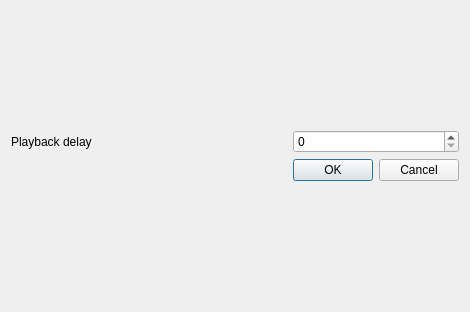
Old version of the form mscore/albummanagerdialog.ui in the repository SKefalidis/MuseScore.
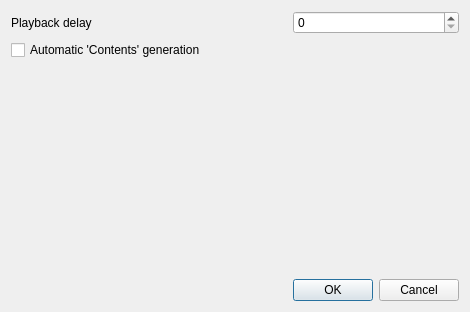
New version of the form.

Commit message: contents page prototype

The edit to the form file:
```diff
--- a/mscore/albummanagerdialog.ui
+++ b/mscore/albummanagerdialog.ui
@@ -23,14 +23,7 @@
        </property>
       </widget>
      </item>
-     <item row="1" column="1">
-      <widget class="QSpinBox" name="playbackDelayBox">
-       <property name="maximum">
-        <number>1000000</number>
-       </property>
-      </widget>
-     </item>
-     <item row="4" column="1">
+     <item row="6" column="1">
       <widget class="QDialogButtonBox" name="buttonBox">
        <property name="sizePolicy">
         <sizepolicy hsizetype="Maximum" vsizetype="Fixed">
@@ -46,6 +39,33 @@
        </property>
       </widget>
      </item>
+     <item row="1" column="1">
+      <widget class="QSpinBox" name="playbackDelayBox">
+       <property name="maximum">
+        <number>1000000</number>
+       </property>
+      </widget>
+     </item>
+     <item row="2" column="0">
+      <widget class="QCheckBox" name="checkContentsGeneration">
+       <property name="text">
+        <string>Automatic 'Contents' generation</string>
+       </property>
+      </widget>
+     </item>
+     <item row="3" column="0">
+      <spacer name="verticalSpacer">
+       <property name="orientation">
+        <enum>Qt::Vertical</enum>
+       </property>
+       <property name="sizeHint" stdset="0">
+        <size>
+         <width>20</width>
+         <height>40</height>
+        </size>
+       </property>
+      </spacer>
+     </item>
     </layout>
    </item>
   </layout>
```
The commit also changes 9 other files.
